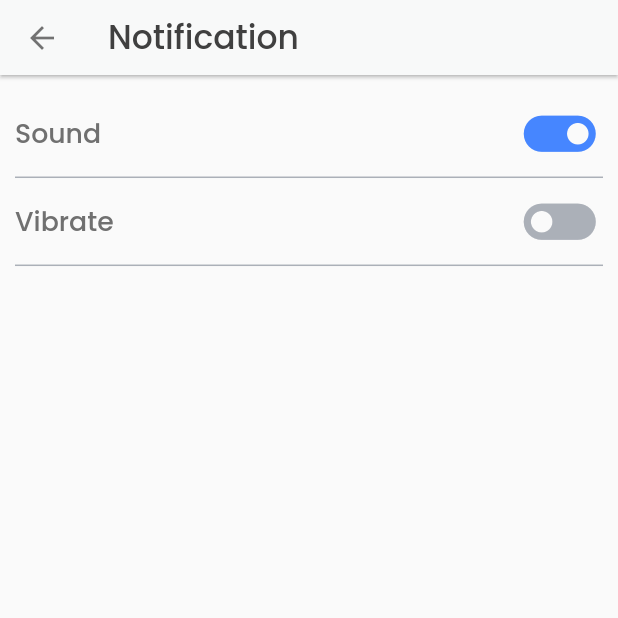
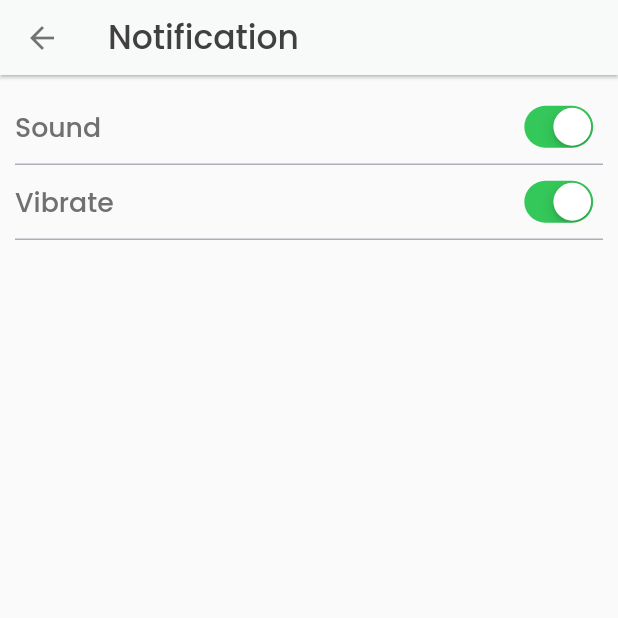
Before and after one commit to Yashil07/doctify_app, a Flutter app: the BottomNavBar screen opened directly, item 3 of the bottom bar chosen, after a tap on "Notification", on a phone screen of 412 x 824 dp, the top half of it. Run offline on Flutter 3.47's test engine with Material 2 defaults, Android fonts, the phone set to English and light mode, and no system bars; our stand-ins replace cloud_firestore, firebase_auth, firebase_core, flutter_rating_bar, flutter_secure_storage, flutter_svg and 9 more; missing offline and left inert: dart:ffi; accounts and stored records are empty; project files that could hold a hidden picture were left out.

Commit message:
09-10-22

```diff
--- a/lib/Views/Profile/notification_setting_screen.dart
+++ b/lib/Views/Profile/notification_setting_screen.dart
@@ -1,3 +1,4 @@
+import 'package:flutter/cupertino.dart';
 import 'package:flutter/material.dart';
 import 'package:sizer/sizer.dart';
 
@@ -15,6 +16,8 @@ class NotificationSetting extends StatefulWidget {
 }
 
 class _NotificationSettingState extends State<NotificationSetting> {
+  bool value = true;
+  bool value1 = true;
   @override
   Widget build(BuildContext context) {
     return Container(
@@ -38,6 +41,8 @@ class _NotificationSettingState extends State<NotificationSetting> {
                               color: ColorUtils.darkGreyColor),
                         ),
                       ),
+                      child: Padding(
+                        padding: const EdgeInsets.only(top: 5,bottom: 5),
                         child: Row(
                           mainAxisAlignment: MainAxisAlignment.spaceBetween,
                           children: [
@@ -45,14 +50,13 @@ class _NotificationSettingState extends State<NotificationSetting> {
                               crossAxisAlignment: CrossAxisAlignment.start,
                               children: [
                                 Text("Sound",style:FontTextStyle.poppinsS12W5labelColor),
+
+                              ],
+
+                            ),
+                            buildPlatforms(),
                           ],
                         ),
-                        Icon(
-                          Icons.toggle_on,
-                          size: 7.h,
-                          color: ColorUtils.primaryColor,
-                        ),
-                      ],
                       ),
                     ),
                     Container(
@@ -62,6 +66,8 @@ class _NotificationSettingState extends State<NotificationSetting> {
                               color: ColorUtils.darkGreyColor),
                         ),
                       ),
+                      child: Padding(
+                        padding: const EdgeInsets.only(top: 5,bottom: 5),
                         child: Row(
                           mainAxisAlignment: MainAxisAlignment.spaceBetween,
                           children: [
@@ -71,12 +77,9 @@ class _NotificationSettingState extends State<NotificationSetting> {
                                 Text("Vibrate",style:FontTextStyle.poppinsS12W5labelColor),
                               ],
                             ),
-                        Icon(
-                          Icons.toggle_off,
-                          size: 7.h,
-                          color: ColorUtils.darkGreyColor,
+                            buildPlatforms1(),
+                          ],
                         ),
-                      ],
                       ),
                     ),
                   ],
@@ -91,4 +94,47 @@ class _NotificationSettingState extends State<NotificationSetting> {
       ),
     );
   }
+
+  Widget buildPlatforms() => Row(
+    children: [
+      buildHeader( child: buildIOSSwitch()),
+    ],
+  );
+  Widget buildPlatforms1() => Row(
+    children: [
+      buildHeader1( child: buildIOSSwitch1()),
+    ],
+  );
+
+  Widget buildHeader({
+    required Widget child,
+  }) =>
+      Column(
+        children: [
+          child,
+        ],
+      );
+  Widget buildHeader1({
+    required Widget child,
+  }) =>
+      Column(
+        children: [
+          child,
+        ],
+      );
+
+  Widget buildIOSSwitch() => Transform.scale(
+    scale: 0.9,
+    child: CupertinoSwitch(
+      value: value,
+      onChanged: (value) => setState(() => this.value = value),
+    ),
+  );
+  Widget buildIOSSwitch1() => Transform.scale(
+    scale: 0.9,
+    child: CupertinoSwitch(
+      value: value1,
+      onChanged: (value) => setState(() => this.value1 = value),
+    ),
+  );
 }
--- a/lib/Views/home/BottomNavBar.dart
+++ b/lib/Views/home/BottomNavBar.dart
@@ -67,7 +67,7 @@ class _BottomNavBarState extends State<BottomNavBar> {
               duration: Duration(milliseconds: 400),
               tabBackgroundColor: ColorUtils.skyBlueColor,
               color: ColorUtils.blackColor,
-              tabs: const [
+              tabs:  [
                 GButton(
                   icon: LineIcons.home,
                   text: 'Home',
--- a/lib/Views/home/write_review_screen.dart
+++ b/lib/Views/home/write_review_screen.dart
@@ -1,5 +1,7 @@
 import 'package:flutter/material.dart';
+import 'package:flutter_rating_bar/flutter_rating_bar.dart';
 import 'package:sizer/sizer.dart';
+import 'package:smooth_star_rating_null_safety/smooth_star_rating_null_safety.dart';
 
 import '../../Utils/color_utils.dart';
 import '../../Utils/fontFamily_utils.dart';
@@ -49,6 +51,24 @@ class _WriteReviewState extends State<WriteReview> {
                   Text("How was your experience with ",style: FontTextStyle.poppinsS12W7labelColor),
                   Text("Dr. Jenny Wilson",style: FontTextStyle.poppinsS14W4PrimaryColor),
                   SizedBox(height: 2.h,),
+
+                  SizedBox(height: 2.h),
+                  RatingBar.builder(
+                    initialRating: 0,
+                    minRating: 1,
+                    direction: Axis.horizontal,
+                    allowHalfRating: false,
+                    itemCount: 5,
+                    itemPadding: EdgeInsets.symmetric(horizontal: 4.0),
+                    itemBuilder: (context, _) => Icon(
+                      Icons.star,
+                      color: ColorUtils.primaryColor,
+                    ),
+                    onRatingUpdate: (rating) {
+                      print(rating);
+                    },
+                  ),
+                  SizedBox(height: 2.h),
                   Container(
                     decoration: BoxDecoration(
                       border: Border(
@@ -63,6 +83,7 @@ class _WriteReviewState extends State<WriteReview> {
                         child: Column(
                           crossAxisAlignment: CrossAxisAlignment.start,
                           children: [
+
                             CustomTextField(
                               fieldName: "Write a comment",
                               hintName: "Tell People about your experience",
--- a/lib/main.dart
+++ b/lib/main.dart
@@ -2,6 +2,7 @@ import 'package:flutter/material.dart';
 import 'package:project/Views/Auth/forget_password_screen_2.dart';
 
 import 'package:project/Views/Auth/login_screen.dart';
+import 'package:project/Views/Profile/notification_setting_screen.dart';
 import 'package:project/Views/Profile/profile_update_screen.dart';
 import 'package:project/Views/Auth/reg_screen.dart';
 import 'package:project/Views/Auth/profile_screen.dart';
@@ -9,6 +10,7 @@ import 'package:project/Views/Auth/reset_password_screen.dart';
 import 'package:project/Views/home/about_doctor.dart';
 import 'package:project/Views/home/listdemo.dart';
 import 'package:project/Views/home/my_appointment_history_screen.dart';
+import 'package:project/Views/home/write_review_screen.dart';
 import 'package:provider/provider.dart';
 import 'package:sizer/sizer.dart';
 import 'package:firebase_core/firebase_core.dart';
--- a/pubspec.yaml
+++ b/pubspec.yaml
@@ -44,6 +44,8 @@ dependencies:
   flutter_secure_storage: ^6.0.0
   google_nav_bar: ^5.0.6
   line_icons: ^2.0.1
+  flutter_rating_bar: ^4.0.1
+  smooth_star_rating_null_safety: ^1.0.4+2
 
 
 
```
Also changed, not shown: pubspec.lock. Lines whose indentation alone changed are shown as unchanged.
